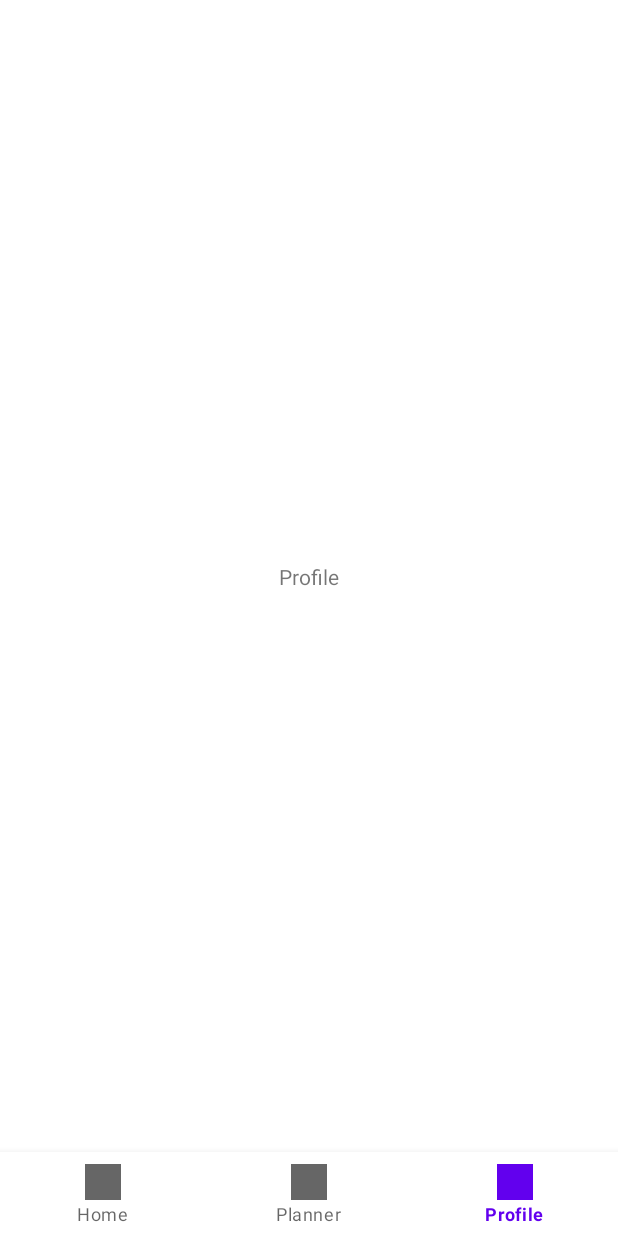
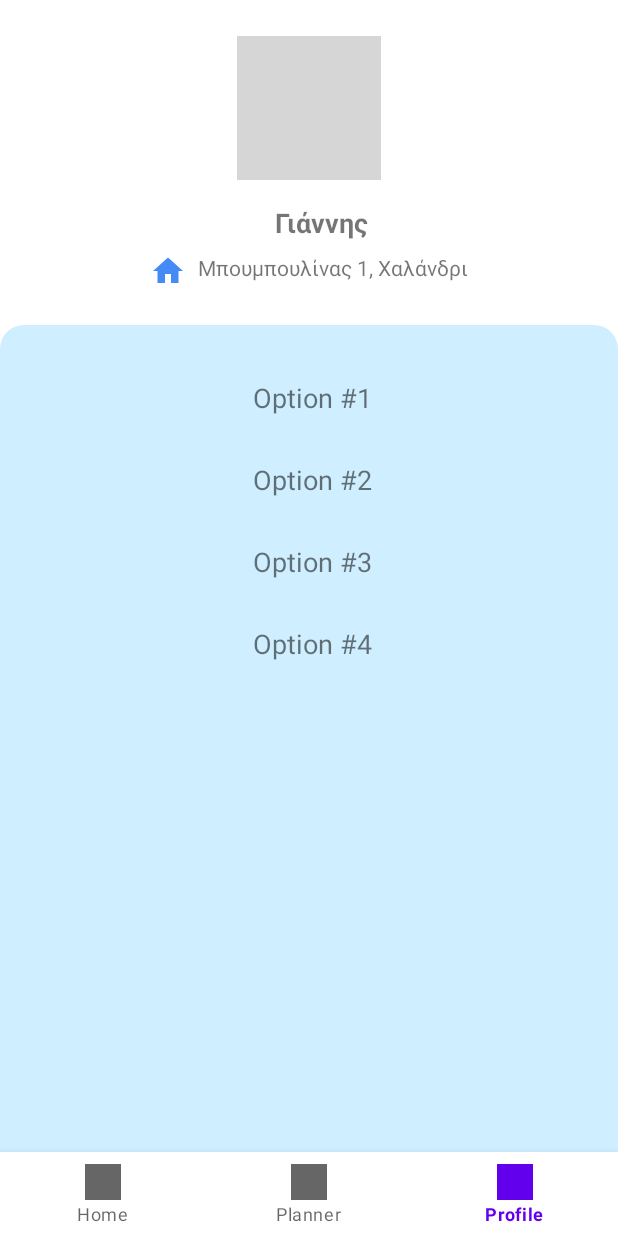
Before and after one commit to skaradimitriou/unipi-smart-assistant, an Android app: the ProfileFragment screen opened through its navigation route, on a phone screen of 412 x 824 dp. Run offline under Robolectric (Android 15) with nearby library versions, the phone set to English and light mode, and no system bars; our stand-ins replace CircleImageView, data binding, navigation-ui; pictures from the network do not load; grey boxes are pictures that could not be loaded.

Commit message:
Implementation: Profile Screen, added basic functionality

```diff
--- a/app/src/main/java/com/stathis/smartassistant/callbacks/HomeRoomCallback.kt
+++ b/app/src/main/java/com/stathis/smartassistant/callbacks/HomeRoomCallback.kt
@@ -2,6 +2,6 @@ package com.stathis.smartassistant.callbacks
 
 import com.stathis.smartassistant.models.Room
 
-interface HomeRoomCallback {
+fun interface HomeRoomCallback {
     fun onRoomClick(room : Room)
 }
--- /dev/null
+++ b/app/src/main/java/com/stathis/smartassistant/callbacks/ProfileOptionCallback.kt
@@ -0,0 +1,7 @@
+package com.stathis.smartassistant.callbacks
+
+import com.stathis.smartassistant.models.ProfileOption
+
+fun interface ProfileOptionCallback {
+    fun onProfileOptionTap(option : ProfileOption)
+}
--- /dev/null
+++ b/app/src/main/java/com/stathis/smartassistant/models/ProfileOption.kt
@@ -0,0 +1,12 @@
+package com.stathis.smartassistant.models
+
+import com.stathis.smartassistant.abstraction.LocalModel
+
+data class ProfileOption(
+    val title: String
+) : LocalModel {
+    override fun equalsContent(obj: LocalModel): Boolean = when (obj) {
+        is ProfileOption -> title == obj.title
+        else -> false
+    }
+}
--- /dev/null
+++ b/app/src/main/java/com/stathis/smartassistant/models/UserData.kt
@@ -0,0 +1,14 @@
+package com.stathis.smartassistant.models
+
+import com.stathis.smartassistant.abstraction.LocalModel
+
+data class UserData(
+    val username: String,
+    val userImg: String,
+    val address: String
+) : LocalModel {
+    override fun equalsContent(obj: LocalModel): Boolean = when (obj) {
+        is UserData -> username == obj.username && userImg == obj.userImg && address == obj.address
+        else -> false
+    }
+}
--- a/app/src/main/java/com/stathis/smartassistant/ui/dashboard/home/HomeFragment.kt
+++ b/app/src/main/java/com/stathis/smartassistant/ui/dashboard/home/HomeFragment.kt
@@ -23,11 +23,9 @@ class HomeFragment : BaseFragment<FragmentRoomsBinding>(R.layout.fragment_rooms)
     override fun startOps() {
         binding.userGreetingTxtView.setUserGreeting()
 
-        viewModel.getData(object : HomeRoomCallback {
-            override fun onRoomClick(room: Room) {
-                goToRoomUtilsScreen(roomName = room.title)
-            }
-        })
+        viewModel.getData { room ->
+            goToRoomUtilsScreen(roomName = room.title)
+        }
     }
 
     override fun stopOps() {}
--- a/app/src/main/java/com/stathis/smartassistant/ui/dashboard/profile/ProfileFragment.kt
+++ b/app/src/main/java/com/stathis/smartassistant/ui/dashboard/profile/ProfileFragment.kt
@@ -10,14 +10,14 @@ class ProfileFragment : BaseFragment<FragmentProfileBinding>(R.layout.fragment_p
     private val viewModel : ProfileViewModel by viewModels()
 
     override fun init() {
-
+        binding.viewModel = viewModel
     }
 
     override fun startOps() {
-
+        viewModel.registerCallback {
+            //FIXME: Handle profile option clicks
+        }
     }
 
-    override fun stopOps() {
-
-    }
+    override fun stopOps() {}
 }
--- a/app/src/main/java/com/stathis/smartassistant/ui/dashboard/profile/ProfileViewModel.kt
+++ b/app/src/main/java/com/stathis/smartassistant/ui/dashboard/profile/ProfileViewModel.kt
@@ -1,6 +1,55 @@
 package com.stathis.smartassistant.ui.dashboard.profile
 
-import androidx.lifecycle.ViewModel
+import android.app.Application
+import android.view.View
+import androidx.lifecycle.MutableLiveData
+import androidx.lifecycle.viewModelScope
+import com.stathis.smartassistant.R
+import com.stathis.smartassistant.abstraction.BaseViewModel
+import com.stathis.smartassistant.callbacks.ItemCallback
+import com.stathis.smartassistant.callbacks.ProfileOptionCallback
+import com.stathis.smartassistant.models.ProfileOption
+import com.stathis.smartassistant.models.UserData
+import com.stathis.smartassistant.ui.dashboard.profile.adapter.ProfileOptionsAdapter
+import kotlinx.coroutines.launch
 
-class ProfileViewModel : ViewModel() {
+class ProfileViewModel(val app : Application) : BaseViewModel(app), ItemCallback {
+
+    val adapter = ProfileOptionsAdapter(this)
+    val userData = MutableLiveData<UserData>()
+    private lateinit var callback : ProfileOptionCallback
+
+    init {
+        viewModelScope.launch {
+            getUserData()
+        }
+    }
+
+    fun registerCallback(callback : ProfileOptionCallback){
+        this.callback = callback
+
+        val list = listOf(
+            ProfileOption("Option #1"),
+            ProfileOption("Option #2"),
+            ProfileOption("Option #3"),
+            ProfileOption("Option #4")
+        )
+
+        adapter.submitList(list)
+    }
+
+    private fun getUserData() {
+        val userPhoto = "https://www.bnl.gov/today/body_pics/2017/06/stephanhruszkewycz-hr.jpg"
+        val username = getString(R.string.username)
+        val address = getString(R.string.user_address)
+
+        val user = UserData(username,userPhoto,address)
+        userData.value = user
+    }
+
+    override fun onItemTap(view: View) {
+        when(view.tag){
+            is ProfileOption -> callback.onProfileOptionTap(view.tag as ProfileOption)
+        }
+    }
 }
--- /dev/null
+++ b/app/src/main/java/com/stathis/smartassistant/ui/dashboard/profile/adapter/ProfileOptionsAdapter.kt
@@ -0,0 +1,21 @@
+package com.stathis.smartassistant.ui.dashboard.profile.adapter
+
+import android.view.LayoutInflater
+import android.view.ViewGroup
+import androidx.recyclerview.widget.ListAdapter
+import com.stathis.smartassistant.abstraction.DiffUtilClass
+import com.stathis.smartassistant.abstraction.LocalModel
+import com.stathis.smartassistant.callbacks.ItemCallback
+import com.stathis.smartassistant.databinding.HolderProfileOptionItemBinding
+
+class ProfileOptionsAdapter(val callback: ItemCallback) : ListAdapter<LocalModel, ProfileOptionsViewHolder>(DiffUtilClass<LocalModel>()) {
+
+    override fun onCreateViewHolder(parent: ViewGroup, viewType: Int): ProfileOptionsViewHolder {
+        val view = HolderProfileOptionItemBinding.inflate(LayoutInflater.from(parent.context), parent, false)
+        return ProfileOptionsViewHolder(view, callback)
+    }
+
+    override fun onBindViewHolder(holder: ProfileOptionsViewHolder, position: Int) {
+        holder.bind(getItem(position))
+    }
+}
--- /dev/null
+++ b/app/src/main/java/com/stathis/smartassistant/ui/dashboard/profile/adapter/ProfileOptionsViewHolder.kt
@@ -0,0 +1,20 @@
+package com.stathis.smartassistant.ui.dashboard.profile.adapter
+
+import androidx.databinding.ViewDataBinding
+import com.stathis.smartassistant.abstraction.BaseViewHolder
+import com.stathis.smartassistant.abstraction.LocalModel
+import com.stathis.smartassistant.BR
+import com.stathis.smartassistant.callbacks.ItemCallback
+import com.stathis.smartassistant.models.ProfileOption
+
+class ProfileOptionsViewHolder(val binding: ViewDataBinding, val callback: ItemCallback) : BaseViewHolder(binding) {
+
+    override fun present(data: LocalModel) {
+        when (data) {
+            is ProfileOption -> {
+                binding.setVariable(BR.model, data)
+                binding.setVariable(BR.callback, callback)
+            }
+        }
+    }
+}
--- a/app/src/main/res/layout/fragment_profile.xml
+++ b/app/src/main/res/layout/fragment_profile.xml
@@ -2,20 +2,93 @@
 <layout xmlns:android="http://schemas.android.com/apk/res/android"
     xmlns:app="http://schemas.android.com/apk/res-auto"
     xmlns:tools="http://schemas.android.com/tools">
+
+    <data>
+
+        <variable
+            name="viewModel"
+            type="com.stathis.smartassistant.ui.dashboard.profile.ProfileViewModel" />
+    </data>
 
     <androidx.constraintlayout.widget.ConstraintLayout
         android:layout_width="match_parent"
         android:layout_height="match_parent"
         tools:context=".ui.dashboard.profile.ProfileFragment">
 
+        <de.hdodenhof.circleimageview.CircleImageView
+            android:id="@+id/userImgView"
+            loadImg="@{viewModel.userData.userImg}"
+            android:layout_width="@dimen/dimen_3xl"
+            android:layout_height="@dimen/dimen_3xl"
+            android:layout_margin="@dimen/dimen_l"
+            android:scaleType="centerCrop"
+            app:layout_constraintEnd_toEndOf="parent"
+            app:layout_constraintStart_toStartOf="parent"
+            app:layout_constraintTop_toTopOf="parent"
+            tools:src="@mipmap/ic_launcher" />
+
         <TextView
+            android:id="@+id/userGreetingTxtView"
+            android:layout_width="0dp"
+            android:layout_height="wrap_content"
+            android:layout_marginStart="@dimen/dimen_m"
+            android:layout_marginTop="@dimen/dimen_m"
+            android:gravity="center_horizontal"
+            android:text="@{viewModel.userData.username}"
+            android:textSize="18sp"
+            android:textStyle="bold"
+            app:layout_constraintEnd_toEndOf="parent"
+            app:layout_constraintStart_toStartOf="parent"
+            app:layout_constraintTop_toBottomOf="@id/userImgView"
+            tools:text="@string/app_name" />
+
+        <TextView
+            android:id="@+id/userAddressTxtView"
             android:layout_width="wrap_content"
             android:layout_height="wrap_content"
-            android:text="@string/nav_profile"
+            android:layout_marginHorizontal="@dimen/dimen_m"
+            android:layout_marginTop="@dimen/dimen_s"
+            android:drawablePadding="@dimen/dimen_s"
+            android:text="@{viewModel.userData.address}"
+            app:drawableStartCompat="@drawable/ic_home_blue"
+            app:layout_constraintEnd_toEndOf="parent"
+            app:layout_constraintStart_toStartOf="parent"
+            app:layout_constraintTop_toBottomOf="@id/userGreetingTxtView"
+            tools:text="@string/user_address" />
+
+        <View
+            android:id="@+id/homeRoundedBgView"
+            android:layout_width="0dp"
+            android:layout_height="@dimen/dimen_m"
+            android:layout_marginTop="@dimen/dimen_l"
+            android:background="@drawable/home_top_rounded_bg"
+            app:layout_constraintEnd_toEndOf="parent"
+            app:layout_constraintStart_toStartOf="parent"
+            app:layout_constraintTop_toBottomOf="@id/userAddressTxtView" />
+
+        <androidx.constraintlayout.widget.ConstraintLayout
+            android:layout_width="0dp"
+            android:layout_height="0dp"
+            android:background="@color/light_blue"
+            android:paddingHorizontal="@dimen/dimen_m"
             app:layout_constraintBottom_toBottomOf="parent"
             app:layout_constraintEnd_toEndOf="parent"
             app:layout_constraintStart_toStartOf="parent"
-            app:layout_constraintTop_toTopOf="parent" />
+            app:layout_constraintTop_toBottomOf="@id/homeRoundedBgView">
 
+            <androidx.recyclerview.widget.RecyclerView
+                android:id="@+id/profileOptionsRecycler"
+                android:layout_width="match_parent"
+                android:layout_height="0dp"
+                android:orientation="vertical"
+                android:overScrollMode="never"
+                android:adapter="@{viewModel.adapter}"
+                app:layoutManager="androidx.recyclerview.widget.LinearLayoutManager"
+                app:layout_constraintBottom_toBottomOf="parent"
+                app:layout_constraintEnd_toEndOf="parent"
+                app:layout_constraintStart_toStartOf="parent"
+                app:layout_constraintTop_toTopOf="parent" />
+
+        </androidx.constraintlayout.widget.ConstraintLayout>
     </androidx.constraintlayout.widget.ConstraintLayout>
 </layout>
--- /dev/null
+++ b/app/src/main/res/layout/holder_profile_option_item.xml
@@ -0,0 +1,41 @@
+<?xml version="1.0" encoding="utf-8"?>
+<layout xmlns:android="http://schemas.android.com/apk/res/android"
+    xmlns:app="http://schemas.android.com/apk/res-auto"
+    xmlns:tools="http://schemas.android.com/tools">
+
+    <data>
+
+        <variable
+            name="model"
+            type="com.stathis.smartassistant.models.ProfileOption" />
+
+        <variable
+            name="callback"
+            type="com.stathis.smartassistant.callbacks.ItemCallback" />
+    </data>
+
+    <androidx.constraintlayout.widget.ConstraintLayout
+        android:layout_width="match_parent"
+        android:layout_height="wrap_content"
+        android:layout_marginStart="@dimen/dimen_s"
+        android:layout_marginTop="@dimen/dimen_10"
+        android:layout_marginEnd="@dimen/dimen_xs"
+        android:onClick="@{(view) -> callback.onItemTap(view)}"
+        android:tag="@{model}">
+
+        <TextView
+            android:id="@+id/profileOptionTxtView"
+            android:layout_width="match_parent"
+            android:layout_height="wrap_content"
+            android:gravity="center_horizontal"
+            android:padding="@dimen/dimen_10"
+            android:text="@{model.title}"
+            android:textSize="18sp"
+            app:layout_constraintBottom_toBottomOf="parent"
+            app:layout_constraintEnd_toEndOf="parent"
+            app:layout_constraintStart_toStartOf="parent"
+            app:layout_constraintTop_toTopOf="parent"
+            tools:text="Living Room" />
+
+    </androidx.constraintlayout.widget.ConstraintLayout>
+</layout>
--- a/app/src/main/res/values/dimens.xml
+++ b/app/src/main/res/values/dimens.xml
@@ -9,6 +9,8 @@
     <dimen name="dimen_l">24dp</dimen>
     <dimen name="dimen_xl">32dp</dimen>
     <dimen name="dimen_2xl">64dp</dimen>
+    <dimen name="dimen_3xl">96dp</dimen>
+    <dimen name="dimen_4xl">128dp</dimen>
 
     <dimen name="dimen_10">10dp</dimen>
     <dimen name="dimen_100">100dp</dimen>
--- a/app/src/main/res/values/strings.xml
+++ b/app/src/main/res/values/strings.xml
@@ -10,6 +10,7 @@
 
     <!-- Home Screen -->
     <string name="greeting">Καλησπέρα Γιάννη</string>
+    <string name="username">Γιάννης</string>
     <string name="user_address">Μπουμπουλίνας 1, Χαλάνδρι</string>
     <string name="user_directions"><b>Κάνε tap στο κάθε δωμάτιο</b> για να πλοηγηθείς</string>
 
```
